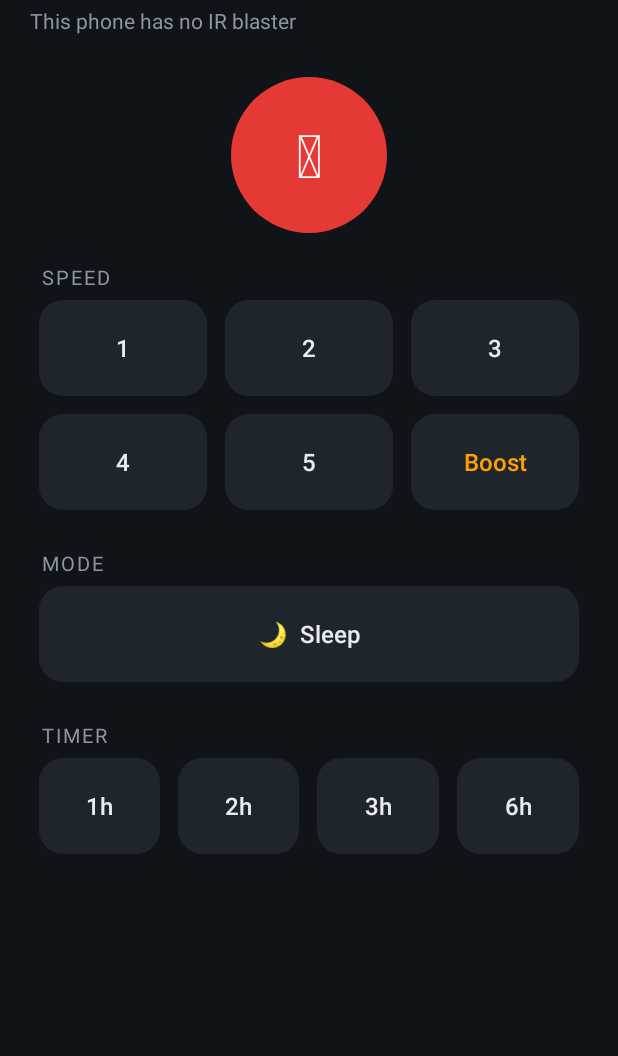
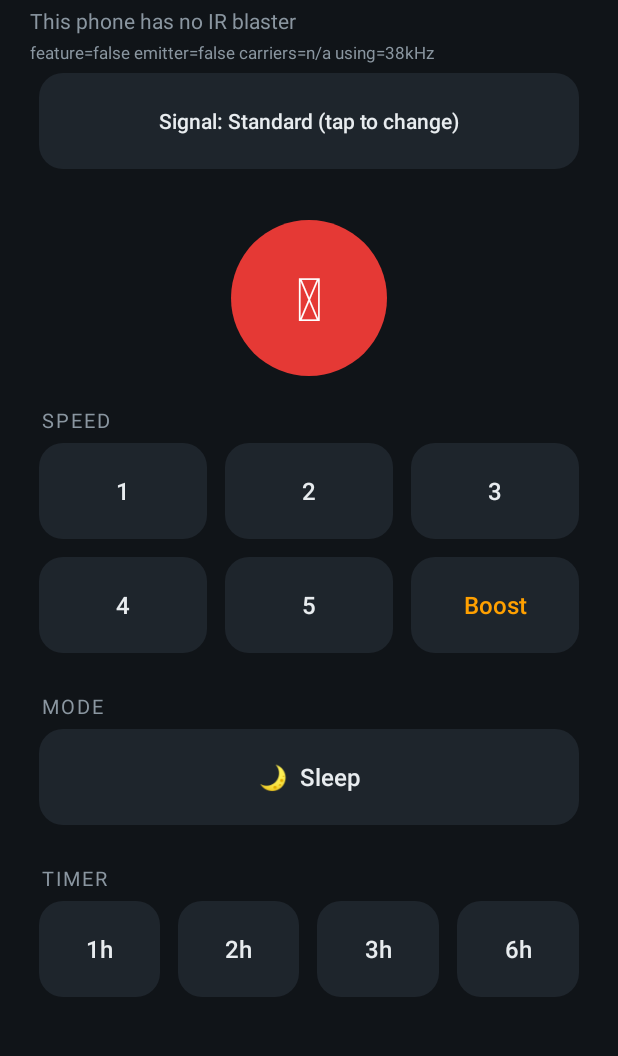
Before and after one commit to karthik11c/vaultkey-releases, an Android app: the screen it shows after launch (MainActivity), after a tap on "Boost", on a phone screen of 412 x 824 dp, the part 107-1163 px from its top. Run offline under Robolectric (Android 15) with nearby library versions, the phone set to English and light mode, and no system bars.

Commit message:
Make IR transmit robust on iQOO/vivo and add diagnostics
- End each NEC frame with a trailing gap (even-length pattern); some HALs drop a final mark
- Add Strong (NEC repeat codes) and Legacy (carrier-cycle units) signal modes, persisted
- Pick a supported carrier frequency if 38 kHz is not advertised
- Transmit off the UI thread and show emitter/carrier/timing diagnostics

Co-Authored-By: Claude Opus 5.5 <noreply@anthropic.com>

```diff
--- a/app/src/main/java/com/revnwolf/atombergremote/MainActivity.kt
+++ b/app/src/main/java/com/revnwolf/atombergremote/MainActivity.kt
@@ -2,26 +2,45 @@ package com.revnwolf.atombergremote
 
 import android.app.Activity
 import android.content.Context
+import android.content.pm.PackageManager
 import android.hardware.ConsumerIrManager
 import android.os.Bundle
+import android.os.SystemClock
 import android.view.HapticFeedbackConstants
 import android.widget.Button
 import android.widget.TextView
-import android.widget.Toast
+import java.util.concurrent.Executors
 
 class MainActivity : Activity() {
 
     private var ir: ConsumerIrManager? = null
     private lateinit var status: TextView
+    private lateinit var diag: TextView
+    private lateinit var modeBtn: Button
+    private var mode = SignalMode.STANDARD
+    private var carrierHz = NecEncoder.CARRIER_HZ
+    private var deviceInfo = ""
+    private val sender = Executors.newSingleThreadExecutor() // transmit() blocks until sent
 
     override fun onCreate(savedInstanceState: Bundle?) {
         super.onCreate(savedInstanceState)
         setContentView(R.layout.activity_main)
         status = findViewById(R.id.status)
+        diag = findViewById(R.id.diag)
+        modeBtn = findViewById(R.id.btnMode)
+
+        val prefs = getPreferences(Context.MODE_PRIVATE)
+        mode = SignalMode.entries.getOrElse(prefs.getInt("mode", 0)) { SignalMode.STANDARD }
+        modeBtn.text = getString(R.string.mode, mode.label)
+        modeBtn.setOnClickListener {
+            mode = SignalMode.entries[(mode.ordinal + 1) % SignalMode.entries.size]
+            prefs.edit().putInt("mode", mode.ordinal).apply()
+            modeBtn.text = getString(R.string.mode, mode.label)
+        }
+
         ir = getSystemService(Context.CONSUMER_IR_SERVICE) as? ConsumerIrManager
-        if (ir?.hasIrEmitter() != true) {
-            status.text = getString(R.string.no_ir)
-        }
+        probe()
+
         mapOf(
             R.id.btnPower to AtombergButton.POWER,
             R.id.btnS1 to AtombergButton.SPEED_1,
@@ -38,22 +57,59 @@ class MainActivity : Activity() {
         ).forEach { (id, button) ->
             findViewById<Button>(id).setOnClickListener { v ->
                 v.performHapticFeedback(HapticFeedbackConstants.VIRTUAL_KEY)
-                send(button, (v as Button).text)
+                send(button, (v as Button).text.toString().replace('\n', ' '))
             }
         }
     }
 
-    private fun send(button: AtombergButton, label: CharSequence) {
+    /** Report what the phone says about its IR hardware, and pick a carrier it supports. */
+    private fun probe() {
+        val feature = packageManager.hasSystemFeature(PackageManager.FEATURE_CONSUMER_IR)
+        val manager = ir
+        val emitter = try { manager?.hasIrEmitter() == true } catch (e: Exception) { false }
+        val ranges = try { manager?.carrierFrequencies } catch (e: Exception) { null }
+        if (!ranges.isNullOrEmpty() && ranges.none { carrierHz in it.minFrequency..it.maxFrequency }) {
+            // 38 kHz not listed: use the closest supported frequency instead of failing.
+            carrierHz = ranges.map { it.minFrequency.coerceAtLeast(0) to it.maxFrequency }
+                .map { (lo, hi) -> carrierHz.coerceIn(lo, hi) }
+                .minByOrNull { kotlin.math.abs(it - NecEncoder.CARRIER_HZ) } ?: carrierHz
+        }
+        val rangeText = ranges?.joinToString { "${it.minFrequency / 1000}-${it.maxFrequency / 1000}k" } ?: "n/a"
+        deviceInfo = "feature=$feature emitter=$emitter carriers=$rangeText using=${carrierHz / 1000}kHz"
+        diag.text = deviceInfo
+        if (!emitter) status.text = getString(R.string.no_ir)
+    }
+
+    private fun send(button: AtombergButton, label: String) {
         val manager = ir
         if (manager == null || !manager.hasIrEmitter()) {
-            Toast.makeText(this, R.string.no_ir, Toast.LENGTH_SHORT).show()
+            status.text = getString(R.string.no_ir)
             return
         }
-        try {
-            manager.transmit(NecEncoder.CARRIER_HZ, NecEncoder.pattern(button.command))
-            status.text = getString(R.string.sent, label.toString().replace('\n', ' '))
-        } catch (e: Exception) {
-            status.text = getString(R.string.send_failed, e.message ?: e.javaClass.simpleName)
+        val pattern = NecEncoder.pattern(button.command, mode, carrierHz)
+        val expectedMs = NecEncoder.durationMs(NecEncoder.pattern(button.command,
+            if (mode == SignalMode.LEGACY) SignalMode.STANDARD else mode))
+        sender.execute {
+            val t0 = SystemClock.elapsedRealtime()
+            val error = try {
+                manager.transmit(carrierHz, pattern); null
+            } catch (e: Exception) {
+                e.javaClass.simpleName + (e.message?.let { ": $it" } ?: "")
+            }
+            val took = SystemClock.elapsedRealtime() - t0
+            runOnUiThread {
+                status.text = if (error == null) getString(R.string.sent, label)
+                              else getString(R.string.send_failed, error)
+                // transmit() is synchronous: returning far faster than the pattern length means
+                // the HAL accepted the call but likely never fired the LED.
+                val warn = if (error == null && took < expectedMs / 2) "  ⚠ returned too fast" else ""
+                diag.text = "$deviceInfo\nlast: ${mode.label}, ${took}ms (signal ${expectedMs}ms)$warn"
+            }
         }
     }
+
+    override fun onDestroy() {
+        sender.shutdown()
+        super.onDestroy()
+    }
 }
--- a/app/src/main/res/layout/activity_main.xml
+++ b/app/src/main/res/layout/activity_main.xml
@@ -26,6 +26,23 @@
             android:layout_marginTop="4dp"
             android:text="@string/ready"
             android:textColor="@color/muted"
+            android:textSize="14sp" />
+
+        <TextView
+            android:id="@+id/diag"
+            android:layout_width="wrap_content"
+            android:layout_height="wrap_content"
+            android:layout_marginTop="4dp"
+            android:textColor="@color/muted"
+            android:textIsSelectable="true"
+            android:textSize="11sp" />
+
+        <Button
+            android:id="@+id/btnMode"
+            style="@style/RemoteKey"
+            android:layout_width="match_parent"
+            android:layout_weight="0"
+            android:layout_marginTop="8dp"
             android:textSize="14sp" />
 
         <Button
--- a/app/src/main/res/values/strings.xml
+++ b/app/src/main/res/values/strings.xml
@@ -4,4 +4,5 @@
     <string name="no_ir">This phone has no IR blaster</string>
     <string name="sent">Sent: %1$s</string>
     <string name="send_failed">Send failed: %1$s</string>
+    <string name="mode">Signal: %1$s (tap to change)</string>
 </resources>
```
Also changed, not shown: app/src/main/java/com/revnwolf/atombergremote/AtombergIr.kt (+36 -4 lines).
